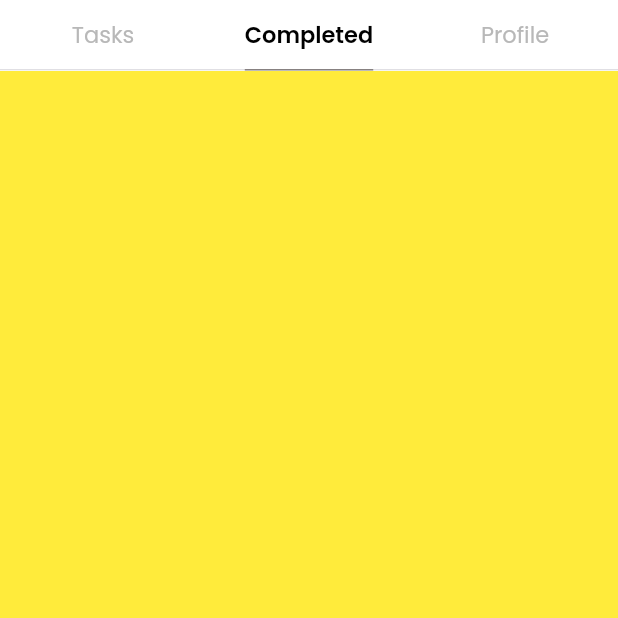
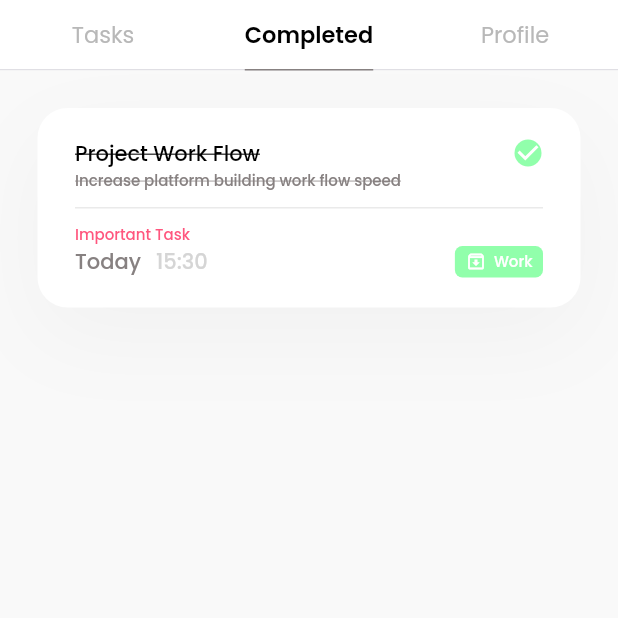
Before and after one commit to Omar-IDOUDAOUD/Task-Manager, a Flutter app: the screen it shows after launch, tab 2 chosen, on a phone screen of 412 x 824 dp, the top half of it. Run offline on Flutter 3.47's test engine with Material 2 defaults, Android fonts, the phone set to English and light mode, and no system bars; our stand-ins replace get.

Commit message:
add completed tab

```diff
--- a/lib/view/home/home.dart
+++ b/lib/view/home/home.dart
@@ -1,5 +1,6 @@
 import 'package:flutter/material.dart';
 import 'package:get/get.dart';
+import 'package:task_manager/view/home/tabs/completed.dart';
 import 'package:task_manager/view/home/tabs/tasks.dart';
 
 class Home extends StatefulWidget {
@@ -28,7 +29,8 @@ class _HomeState extends State<Home> with TickerProviderStateMixin {
           extendBodyBehindAppBar: true,
           appBar: TabBar(
             controller: _tabController,
-            overlayColor: MaterialStateProperty.all(Color.fromARGB(0, 213, 213, 213)),
+            overlayColor:
+                MaterialStateProperty.all(Color.fromARGB(0, 213, 213, 213)),
             indicatorSize: TabBarIndicatorSize.label,
             indicatorWeight: 1,
             physics: BouncingScrollPhysics(),
@@ -69,7 +71,7 @@ class _HomeState extends State<Home> with TickerProviderStateMixin {
                     controller: _tabController,
                     children: const [
                       TasksTab(),
-                      ColoredBox(color: Colors.yellow),
+                      CompletedTab(),
                       ColoredBox(color: Colors.blue)
                     ],
                   ),
--- a/lib/view/home/tabs/completed.dart
+++ b/lib/view/home/tabs/completed.dart
@@ -0,0 +1,16 @@
+import 'package:flutter/material.dart';
+import 'package:task_manager/view/home/tabs/widget.dart';
+
+class CompletedTab extends StatelessWidget {
+  const CompletedTab({Key? key}) : super(key: key);
+
+  @override
+  Widget build(BuildContext context) {
+    return const Padding(
+      padding: EdgeInsets.all(25),
+      child: SingleChildScrollView(
+        child: TaskCard(isLive: false),
+      ),
+    );
+  }
+}
--- /dev/null
+++ b/lib/view/home/tabs/widget.dart
@@ -0,0 +1,130 @@
+import 'package:flutter/material.dart';
+import 'package:get/get.dart';
+import 'package:task_manager/core/constants/colors.dart';
+
+class TaskCard extends StatelessWidget {
+  const TaskCard({Key? key, this.isLive = true}) : super(key: key);
+  final bool isLive;
+
+  @override
+  Widget build(BuildContext context) {
+    return Container(
+      width: double.infinity,
+      padding: const EdgeInsets.symmetric(horizontal: 25, vertical: 20),
+      decoration: BoxDecoration(
+        borderRadius: BorderRadius.circular(20),
+        color: Colors.white,
+        boxShadow: [
+          BoxShadow(
+              color: Colors.black.withOpacity(.03),
+              offset: const Offset(0, 20),
+              blurRadius: 50),
+        ],
+      ),
+      child: Column(
+        crossAxisAlignment: CrossAxisAlignment.start,
+        children: [
+          Row(
+            crossAxisAlignment: CrossAxisAlignment.start,
+            children: [
+              Expanded(
+                child: Text(
+                  'Project Work Flow',
+                  style: Get.theme.textTheme.headline5?.copyWith(
+                    color: Get.theme.colorScheme.primary,
+                    decoration: isLive ? null : TextDecoration.lineThrough,
+                  ),
+                ),
+              ),
+              SizedBox.square(
+                dimension: 20,
+                child: Checkbox(
+                  value: !isLive,
+                  onChanged: (v) => true,
+                  shape: RoundedRectangleBorder(
+                    borderRadius: BorderRadius.circular(10),
+                  ),
+                  side:
+                      BorderSide(color: CstColors.b.withOpacity(.3), width: 2),
+                  activeColor: CstColors.b,
+                ),
+              )
+            ],
+          ),
+          Text(
+            'Increase platform building work flow speed',
+            style: Get.theme.textTheme.headline2?.copyWith(
+              color: Get.theme.colorScheme.secondary,
+              decoration: isLive ? null : TextDecoration.lineThrough,
+            ),
+          ),
+          const SizedBox(
+            height: 10,
+          ),
+          SizedBox(
+            width: double.infinity,
+            height: 1,
+            child: ColoredBox(
+                color: Get.theme.colorScheme.tertiary.withOpacity(.5)),
+          ),
+          const SizedBox(
+            height: 10,
+          ),
+          Text(
+            'Important Task',
+            style: Get.theme.textTheme.headline2?.copyWith(
+              color: CstColors.c,
+            ),
+          ),
+          Row(
+            children: [
+              Text(
+                'Today',
+                style: Get.theme.textTheme.headline5?.copyWith(
+                  color: Get.theme.colorScheme.secondary,
+                ),
+              ),
+              const SizedBox(
+                width: 10,
+              ),
+              Text(
+                '15:30',
+                style: Get.theme.textTheme.headline5?.copyWith(
+                  color: Get.theme.colorScheme.tertiary,
+                ),
+              ),
+              const Spacer(),
+              DecoratedBox(
+                decoration: BoxDecoration(
+                  borderRadius: BorderRadius.circular(5),
+                  color: CstColors.b,
+                ),
+                child: Padding(
+                  padding:
+                      const EdgeInsets.symmetric(horizontal: 7, vertical: 3),
+                  child: Row(
+                    children: [
+                      Icon(
+                        Icons.archive_outlined,
+                        color: Get.theme.scaffoldBackgroundColor,
+                        size: 14,
+                      ),
+                      const SizedBox(
+                        width: 5,
+                      ),
+                      Text(
+                        'Work',
+                        style: Get.theme.textTheme.headline2?.copyWith(
+                            color: Get.theme.scaffoldBackgroundColor),
+                      )
+                    ],
+                  ),
+                ),
+              )
+            ],
+          ),
+        ],
+      ),
+    );
+  }
+}
```
Also changed, not shown: lib/view/home/tabs/tasks.dart (+2 -126 lines).
